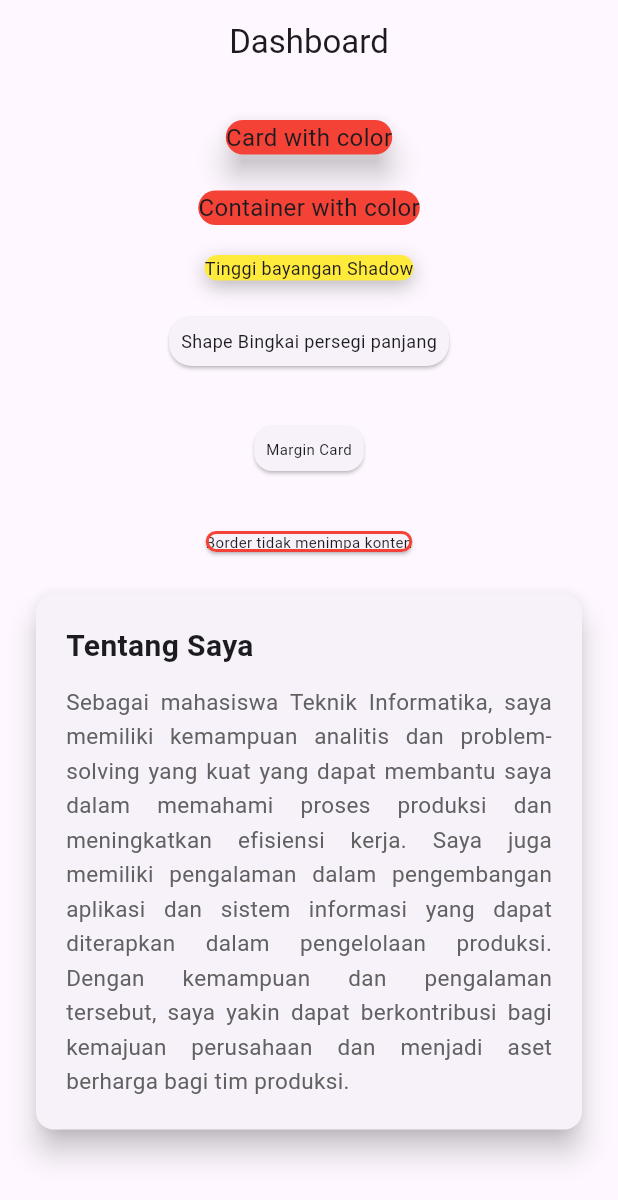
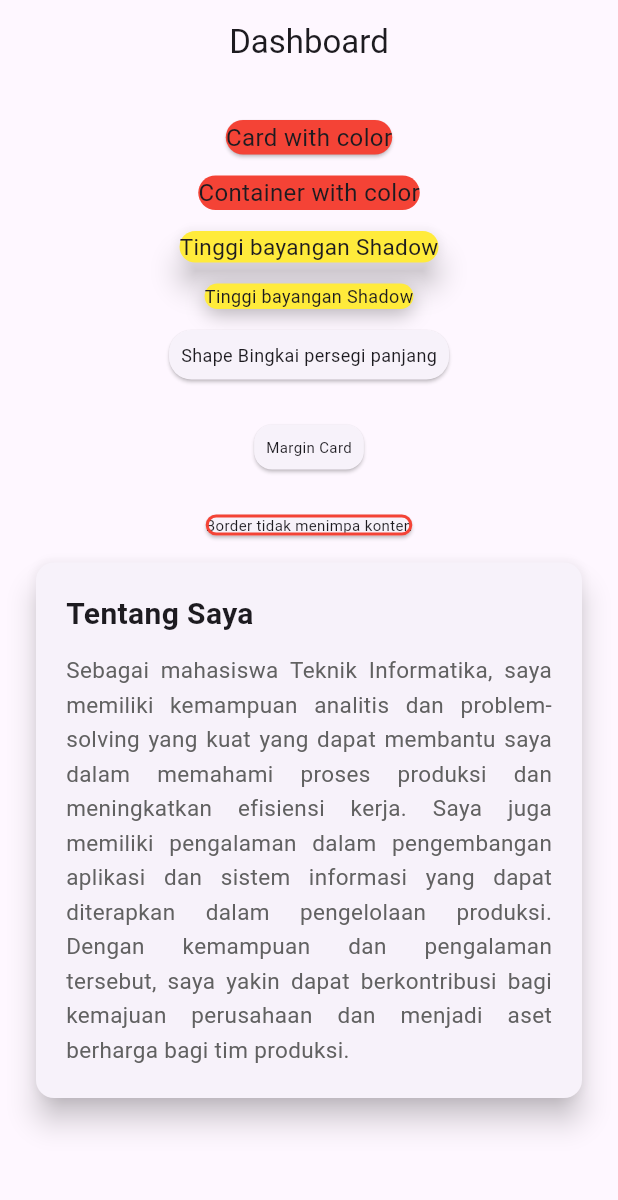
Before and after one commit to IlhamMaulana13/week8-Card-Container, a Flutter app: the screen it shows after launch, on a phone screen of 412 x 824 dp. Shown: the top 1200 px of the screen. Run offline on Flutter 3.47's test engine with Material 3 defaults, Android fonts, the phone set to English and light mode, and no system bars.

Commit message:
Menambahkan card dengan bayangan

```diff
--- a/lib/pages/latihan_card.dart
+++ b/lib/pages/latihan_card.dart
@@ -18,22 +18,38 @@
             crossAxisAlignment: CrossAxisAlignment.center,
             children: [
               Card(
-              elevation: 8,
                 color: Colors.red,
-              child: Text("Card with color", style: TextStyle(fontSize: 16.0)),
+                child: Text(
+                  "Card with color",
+                  style: TextStyle(fontSize: 16.0),
+                ),
               ),
 
-            const SizedBox(height: 20),
+              const SizedBox(height: 10),
 
               Container(
                 decoration: BoxDecoration(
                   borderRadius: BorderRadius.circular(12.0),
                   color: Colors.red,
                 ),
-child: Text("Container with color", style: TextStyle(fontSize: 16.0)),
+                child: Text(
+                  "Container with color",
+                  style: TextStyle(fontSize: 16.0),
+                ),
               ),
 
-const SizedBox(height: 20),
+              const SizedBox(height: 10),
+
+              Card(
+                elevation: 8, // tinggi bayangan
+                color: Colors.yellow,
+                child: Text(
+                  "Tinggi bayangan Shadow",
+                  style: TextStyle(fontSize: 15.0),
+                ),
+              ),
+
+              const SizedBox(height: 10),
 
               Container(
                 decoration: BoxDecoration(
@@ -53,7 +69,7 @@
                 ),
               ),
 
-            const SizedBox(height: 20),
+              const SizedBox(height: 10),
 
               Card(
                 shape: RoundedRectangleBorder(
@@ -68,7 +84,7 @@
                 ),
               ),
 
-            const SizedBox(height: 20),
+              const SizedBox(height: 10),
 
               Card(
                 margin: EdgeInsets.all(16.0),
@@ -78,7 +94,7 @@
                 ),
               ),
 
-            const SizedBox(height: 20),
+              const SizedBox(height: 10),
 
               Card(
                 shape: RoundedRectangleBorder(
@@ -96,7 +112,7 @@
                 // ),
               ),
 
-            const SizedBox(height: 20),
+              const SizedBox(height: 10),
 
               Card(
                 elevation: 8,
```
Lines whose indentation alone changed are shown as unchanged.
